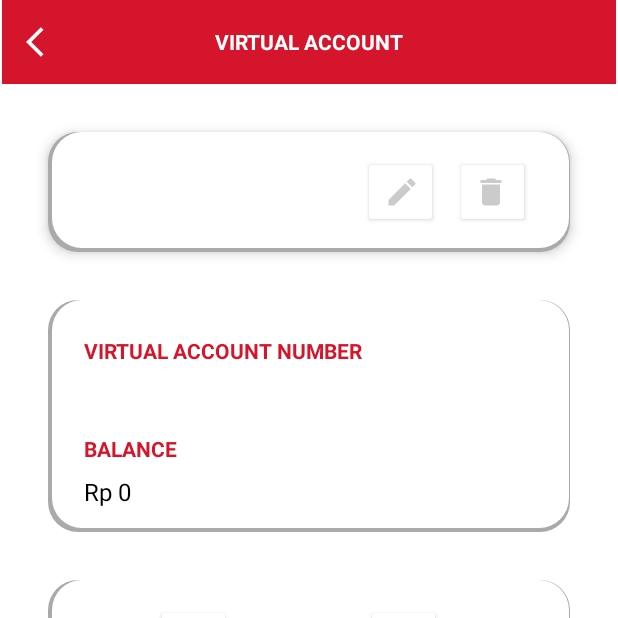
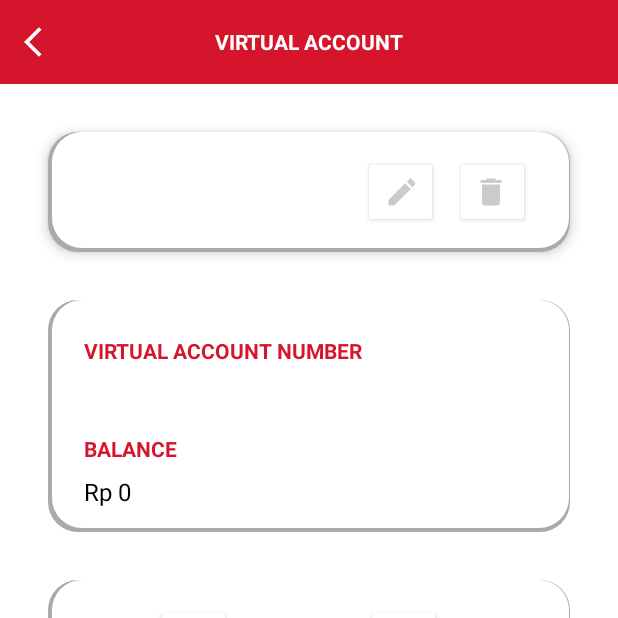
Before and after one commit to ndv6/tsaving-mobile, an Android app: the VADetailsActivity screen opened directly, with no data from a screen before it, on a phone screen of 412 x 824 dp, the top half of it. Run offline under Robolectric (Android 15) with nearby library versions, the phone set to English and light mode, and no system bars.

Commit message:
set match parent for toolbar

```diff
--- a/app/src/main/res/layout/activity_va_details.xml
+++ b/app/src/main/res/layout/activity_va_details.xml
@@ -18,7 +18,7 @@
         >
         <androidx.appcompat.widget.Toolbar
             android:id="@+id/tb_vad"
-            android:layout_width="409dp"
+            android:layout_width="match_parent"
             android:layout_height="wrap_content"
             android:background="?attr/colorPrimary"
             android:minHeight="?attr/actionBarSize"
```
